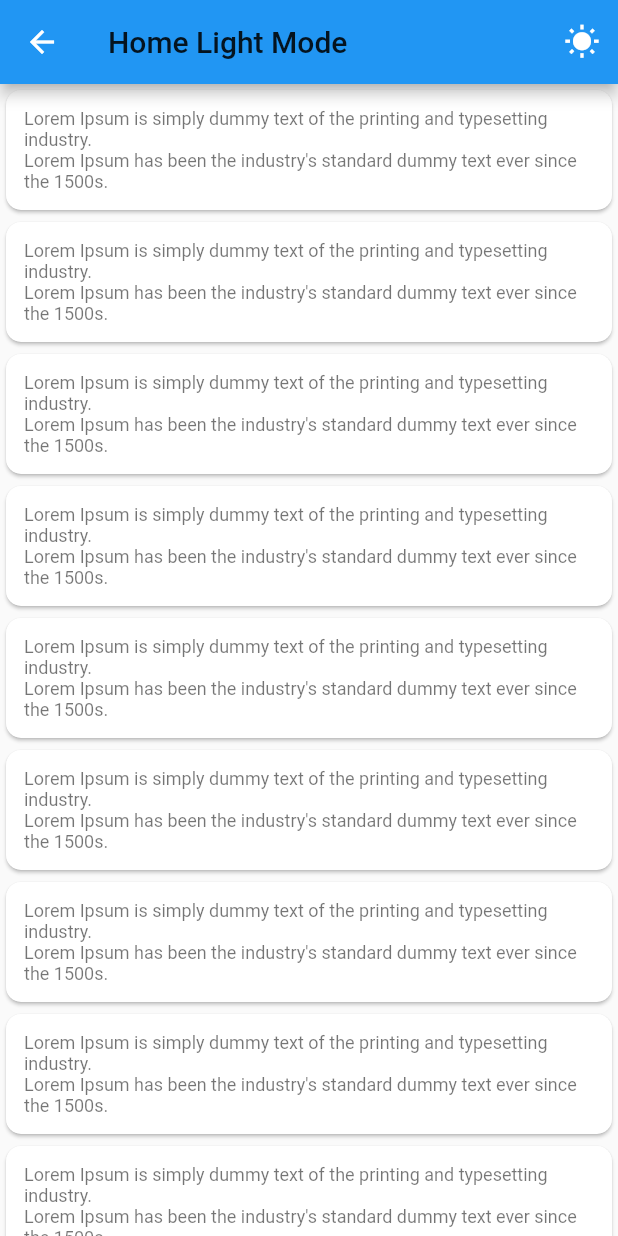
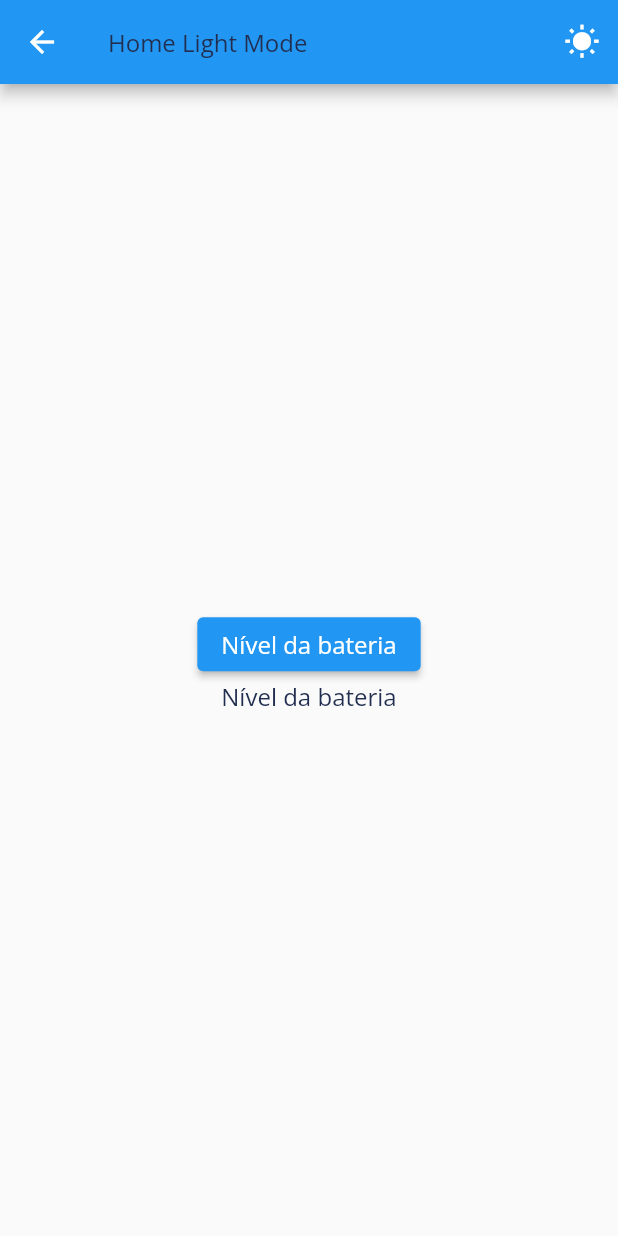
Before and after one commit to carlosmalltec/mdmottu, a Flutter app: the screen it shows after launch, on a phone screen of 412 x 824 dp. Run offline on Flutter 3.47's test engine with Material 2 defaults, Android fonts, the phone set to English and light mode, and no system bars; our stand-ins replace dio, google_fonts, shared_preferences.

Commit message:
getBatteryLevel

```diff
--- a/lib/features/home/presenter/pages/home_phone.dart
+++ b/lib/features/home/presenter/pages/home_phone.dart
@@ -1,5 +1,7 @@
 import 'package:flutter/material.dart';
+import 'package:flutter/services.dart';
 import 'package:mdmottu/core/theme_preference/theme_model.dart';
+import 'package:mdmottu/features/design_system/colors/colors_app.dart';
 import 'package:mdmottu/features/design_system/style/style_app.dart';
 import 'package:provider/provider.dart';
 
@@ -15,6 +17,23 @@ class HomePhone extends StatefulWidget {
 }
 
 class _HomePhoneState extends State<HomePhone> {
+  static const platform = MethodChannel('samples.flutter.dev/battery');
+  String _batteryLevel = 'Nível da bateria';
+
+  Future<void> _getBatteryLevel() async {
+    String batteryLevel;
+    try {
+      final int result = await platform.invokeMethod('getBatteryLevel');
+      batteryLevel = 'O nível da bateria é $result % .';
+    } on PlatformException catch (e) {
+      batteryLevel = "Falha ao tentar ler os dados da bateria: '${e.message}'.";
+    }
+
+    setState(() {
+      _batteryLevel = batteryLevel;
+    });
+  }
+
   @override
   Widget build(BuildContext context) {
     return Consumer<ThemeModel>(builder: (context, ThemeModel themeNotifier, child) {
@@ -22,7 +41,7 @@ class _HomePhoneState extends State<HomePhone> {
         appBar: AppBar(
           title: Text(
             themeNotifier.isDark ? "Home Dark Mode" : "Home Light Mode",
-            style: Theme.of(context).textTheme.titleLarge,
+            style: StyleApp.paragraphMdRegular,
           ),
           actions: [
             IconButton(
@@ -32,18 +51,31 @@ class _HomePhoneState extends State<HomePhone> {
                 })
           ],
         ),
-        body: ListView.builder(itemBuilder: (BuildContext context, int index) {
-          return Card(
-            shape: RoundedRectangleBorder(borderRadius: BorderRadius.circular(10)),
-            child: Padding(
-              padding: const EdgeInsets.all(12.0),
-              child: Text(
-                "Lorem Ipsum is simply dummy text of the printing and typesetting industry. \nLorem Ipsum has been the industry's standard dummy text ever since the 1500s.",
-                style: Theme.of(context).textTheme.caption,
+        body: Center(
+          child: Column(
+            mainAxisAlignment: MainAxisAlignment.center,
+            crossAxisAlignment: CrossAxisAlignment.center,
+            children: [
+              ElevatedButton(
+                onPressed: _getBatteryLevel,
+                child: Text('Nível da bateria', style: StyleApp.paragraphMdRegular.copyWith(color: ColorsApp.ffFFFFFF)),
               ),
-            ),
-          );
-        }),
+              Text(_batteryLevel, style: StyleApp.paragraphMdRegular),
+            ],
+          ),
+        ),
+        // body: ListView.builder(itemBuilder: (BuildContext context, int index) {
+        //   return Card(
+        //     shape: RoundedRectangleBorder(borderRadius: BorderRadius.circular(10)),
+        //     child: Padding(
+        //       padding: const EdgeInsets.all(12.0),
+        //       child: Text(
+        //         "Lorem Ipsum is simply dummy text of the printing and typesetting industry. \nLorem Ipsum has been the industry's standard dummy text ever since the 1500s.",
+        //         style: Theme.of(context).textTheme.caption,
+        //       ),
+        //     ),
+        //   );
+        // }),
       );
     });
   }
```
Also changed, not shown: 2 other files.
